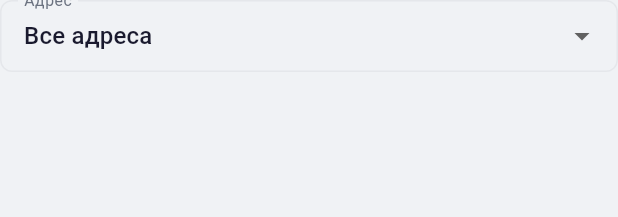
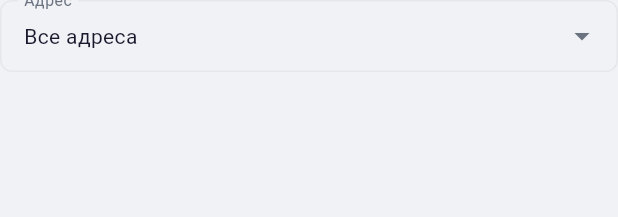
Before and after one commit to backupalisher/gkuop-api, a Flutter app: the _OfficeFilter widget shown alone on an empty page, opened directly, on a phone screen of 412 x 824 dp. Shown: the top 217 px of the screen. Run offline on Flutter 3.47's test engine with Material 3 defaults, Android fonts, the phone set to English and light mode, and no system bars; our stand-ins replace cached_network_image, dio, drift, file_picker, flutter_riverpod, flutter_secure_storage and 4 more; accounts and stored records are empty; generated files the repository leaves out were written again.

Commit message:
fix(mobile): unify address filter UI on iOS with Android
Replace platform-dependent DropdownButtonFormField with a Material
InputDecorator + bottom sheet so the address filter looks the same
on iPhone and Android.

Co-authored-by: Alisher <backup.alisher@gmail.com>

```diff
--- a/mobile/lib/features/tickets/presentation/screens/tickets_list_screen.dart
+++ b/mobile/lib/features/tickets/presentation/screens/tickets_list_screen.dart
@@ -510,26 +510,133 @@ class _OfficeFilter extends ConsumerWidget {
   Widget build(BuildContext context, WidgetRef ref) {
     final offices = ref.watch(_officesProvider).valueOrNull ?? const [];
     final selected = ref.watch(_officeProvider);
-    return DropdownButtonFormField<String?>(
-      initialValue: selected,
-      isExpanded: true,
-      decoration: const InputDecoration(
-        labelText: 'Адрес',
-        isDense: true,
-      ),
-      items: [
-        const DropdownMenuItem<String?>(
-          value: null,
-          child: Text('Все адреса'),
+    final scheme = Theme.of(context).colorScheme;
+    String selectedLabel = 'Все адреса';
+    if (selected != null) {
+      selectedLabel = selected;
+      for (final item in offices) {
+        if (item.office == selected) {
+          selectedLabel = item.label;
+          break;
+        }
+      }
+    }
+
+    // Единый Material-вид на Android и iOS: нативный DropdownButtonFormField
+    // на iOS выглядит иначе (стрелка/меню/поле).
+    return Material(
+      color: Colors.transparent,
+      child: InkWell(
+        borderRadius: BorderRadius.circular(8),
+        onTap: () => _pickOffice(
+          context: context,
+          ref: ref,
+          offices: offices,
+          selected: selected,
         ),
-        ...offices.map(
-          (item) => DropdownMenuItem<String?>(
-            value: item.office,
-            child: Text(item.label, overflow: TextOverflow.ellipsis),
+        child: InputDecorator(
+          isEmpty: false,
+          decoration: const InputDecoration(
+            labelText: 'Адрес',
+            isDense: true,
+            suffixIcon: Icon(Icons.arrow_drop_down, size: 24),
+          ),
+          child: Text(
+            selectedLabel,
+            maxLines: 1,
+            overflow: TextOverflow.ellipsis,
+            style: TextStyle(
+              fontSize: 14,
+              color: scheme.onSurface,
+            ),
           ),
         ),
-      ],
-      onChanged: (value) => ref.read(_officeProvider.notifier).state = value,
+      ),
     );
   }
+
+  Future<void> _pickOffice({
+    required BuildContext context,
+    required WidgetRef ref,
+    required List<({String office, String label})> offices,
+    required String? selected,
+  }) async {
+    final scheme = Theme.of(context).colorScheme;
+    final picked = await showModalBottomSheet<Object>(
+      context: context,
+      showDragHandle: true,
+      isScrollControlled: true,
+      builder: (ctx) {
+        final maxHeight = MediaQuery.sizeOf(ctx).height * 0.6;
+        return SafeArea(
+          child: SizedBox(
+            height: maxHeight,
+            child: Column(
+              crossAxisAlignment: CrossAxisAlignment.stretch,
+              children: [
+                Padding(
+                  padding: const EdgeInsets.fromLTRB(16, 0, 16, 8),
+                  child: Text(
+                    'Адрес',
+                    style: TextStyle(
+                      fontSize: 16,
+                      fontWeight: FontWeight.w700,
+                      color: scheme.onSurface,
+                    ),
+                  ),
+                ),
+                Expanded(
+                  child: ListView.builder(
+                    itemCount: offices.length + 1,
+                    itemBuilder: (context, index) {
+                      if (index == 0) {
+                        final isSelected = selected == null;
+                        return ListTile(
+                          title: const Text('Все адреса'),
+                          trailing: isSelected
+                              ? Icon(Icons.check, color: scheme.primary)
+                              : null,
+                          selected: isSelected,
+                          onTap: () => Navigator.pop(ctx, _OfficeFilterClear.instance),
+                        );
+                      }
+                      final item = offices[index - 1];
+                      final isSelected = item.office == selected;
+                      return ListTile(
+                        title: Text(
+                          item.label,
+                          maxLines: 2,
+                          overflow: TextOverflow.ellipsis,
+                        ),
+                        trailing: isSelected
+                            ? Icon(Icons.check, color: scheme.primary)
+                            : null,
+                        selected: isSelected,
+                        onTap: () => Navigator.pop(ctx, item.office),
+                      );
+                    },
+                  ),
+                ),
+              ],
+            ),
+          ),
+        );
+      },
+    );
+
+    if (picked == null) return;
+    if (picked is _OfficeFilterClear) {
+      ref.read(_officeProvider.notifier).state = null;
+      return;
+    }
+    if (picked is String) {
+      ref.read(_officeProvider.notifier).state = picked;
+    }
+  }
 }
+
+/// Sentinel: отличить «Все адреса» от закрытия sheet без выбора (null).
+class _OfficeFilterClear {
+  const _OfficeFilterClear._();
+  static const instance = _OfficeFilterClear._();
+}
```
